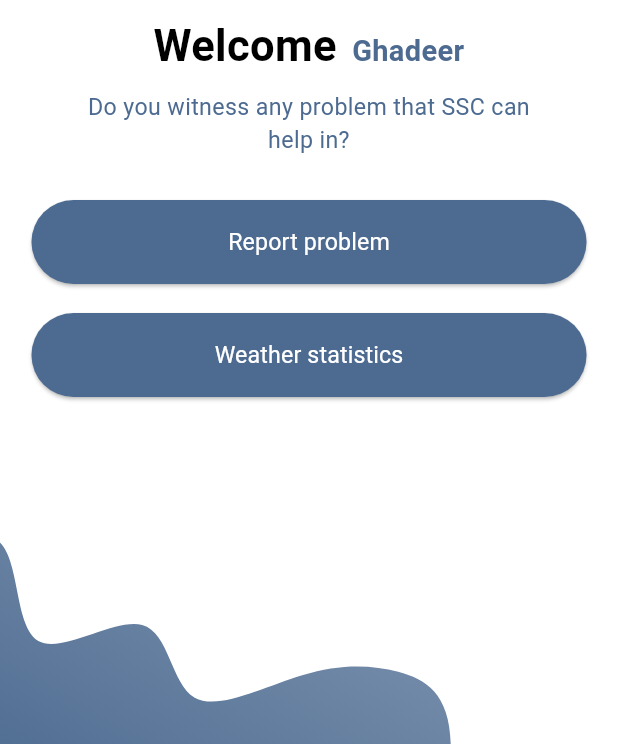
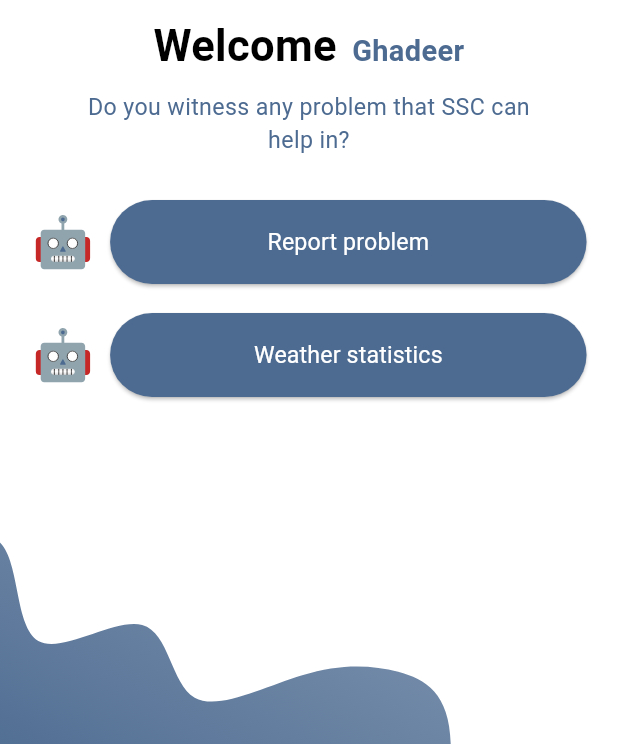
Before and after one commit to 0Ahmad0/smart_cleaner_app, a Flutter app: the HomeGuestScreen screen opened by its route, on a phone screen of 412 x 824 dp, the part 492-1236 px from its top. Run offline on Flutter 3.47's test engine with Material 3 defaults, Android fonts, the phone set to English and light mode, and no system bars; our stand-ins replace animate_do, file_picker, firebase_core, flutter_screenutil, flutter_spinkit, flutter_svg and 4 more; accounts and stored records are empty; network calls fail.

Commit message:
- finish guest screens

```diff
--- a/lib/app/screens/admin/home_admin_screen.dart
+++ b/lib/app/screens/admin/home_admin_screen.dart
@@ -100,6 +100,7 @@ class HomeAdminScreen extends StatelessWidget {
                   icon: Icons.location_on_outlined,
                   text: StringManager.trackText,
                   color: ColorManager.hintTextColor,
+                  route: Routes.trackTheRobotRoute,
                 ),
                 ContainerHomeWidget(
                   icon: Icons.more_horiz,
--- a/lib/app/screens/guest/home_guest_screen.dart
+++ b/lib/app/screens/guest/home_guest_screen.dart
@@ -1,5 +1,8 @@
+import 'package:flutter/cupertino.dart';
 import 'package:flutter/material.dart';
+import 'package:flutter/widgets.dart';
 import 'package:flutter_screenutil/flutter_screenutil.dart';
+import 'package:flutter_svg/flutter_svg.dart';
 import 'package:smart_cleaner_app/app/widgets/back_ground_app_widget.dart';
 import 'package:smart_cleaner_app/core/helpers/extensions.dart';
 import 'package:smart_cleaner_app/core/helpers/spacing.dart';
@@ -52,13 +55,40 @@ class HomeGuestScreen extends StatelessWidget {
                 ),
               ),
               verticalSpace(30.h),
-              AppButton(
-                  onPressed: () {}, text: StringManager.reportProblemText),
+              Row(
+                children: [
+                  SvgPicture.asset(
+                    AssetsManager.robotIcon,
+                    width: 40.w,
+                    height: 40.h,
+                  ),
+                  horizontalSpace(10.w),
+                  Flexible(
+                    child: AppButton(
+                        onPressed: () {
+                          context.pushNamed(Routes.reportProblemGuestRoute);
+                        }, text: StringManager.reportProblemText),
+                  ),
+                ],
+              ),
               verticalSpace(20.h),
-              AppButton(
-                  onPressed: () {
-                    context.pushNamed(Routes.weatherRoute);
-                  }, text: StringManager.weatherStatisticsText),
+              Row(
+                children: [
+                  SvgPicture.asset(
+                    AssetsManager.robotIcon,
+                    width: 40.w,
+                    height: 40.h,
+                  ),
+                  horizontalSpace(10.w),
+                  Flexible(
+                    child: AppButton(
+                        onPressed: () {
+                          context.pushNamed(Routes.weatherRoute);
+                        },
+                        text: StringManager.weatherStatisticsText),
+                  ),
+                ],
+              ),
             ],
           ),
         ),
--- a/lib/core/routing/app_router.dart
+++ b/lib/core/routing/app_router.dart
@@ -2,10 +2,12 @@ import 'package:flutter/material.dart';
 import 'package:provider/provider.dart';
 import 'package:smart_cleaner_app/app/screens/admin/activities_screen.dart';
 import 'package:smart_cleaner_app/app/screens/admin/home_admin_screen.dart';
+import 'package:smart_cleaner_app/app/screens/admin/track_the_robot_screen.dart';
 import 'package:smart_cleaner_app/app/screens/admin/workers_profiles_screen.dart';
 import 'package:smart_cleaner_app/app/screens/check_inbox_screen.dart';
 import 'package:smart_cleaner_app/app/screens/forgot_password_screen.dart';
 import 'package:smart_cleaner_app/app/screens/guest/home_guest_screen.dart';
+import 'package:smart_cleaner_app/app/screens/guest/report_problem_guest_screen.dart';
 import 'package:smart_cleaner_app/app/screens/login_screen.dart';
 import 'package:smart_cleaner_app/app/screens/select_role_screen.dart';
 import 'package:smart_cleaner_app/app/screens/signup_screen.dart';
@@ -43,10 +45,7 @@ class AppRouter {
         return MaterialPageRoute(
           builder: (_) => CheckInboxScreen(),
         );
-      case Routes.homeGuestRoute:
-        return MaterialPageRoute(
-          builder: (_) => HomeGuestScreen(),
-        );
+
       case Routes.weatherRoute:
         return MaterialPageRoute(builder: (BuildContext context) {
           return ChangeNotifierProvider(
@@ -69,7 +68,21 @@ class AppRouter {
         return MaterialPageRoute(builder: (BuildContext context) {
           return WorkerProfilesAdminScreen();
         });
+      case Routes.trackTheRobotRoute:
+        return MaterialPageRoute(builder: (BuildContext context) {
+          return TrackTheRobotScreen();
+        });
 
+      ///Guest
+
+      case Routes.homeGuestRoute:
+        return MaterialPageRoute(
+          builder: (_) => HomeGuestScreen(),
+        );
+      case Routes.reportProblemGuestRoute:
+        return MaterialPageRoute(builder: (BuildContext context) {
+          return ReportProblemGuestScreen();
+        });
       default:
         return MaterialPageRoute(
           builder: (_) => Scaffold(
--- a/lib/core/routing/routes.dart
+++ b/lib/core/routing/routes.dart
@@ -11,9 +11,11 @@ class Routes {
   static const String homeAdminRoute = '/homeAdminScreen';
   static const String activitiesRoute = '/activitiesScreen';
   static const String workerProfilesRoute = '/workerProfilesScreen';
+  static const String trackTheRobotRoute = '/trackTheRobotScreen';
   //Worker Routes
 
   //Guest Routes
 
   static const String homeGuestRoute = '/homeGuestScreen';
+  static const String reportProblemGuestRoute = '/reportProblemGuestScreen';
 }
--- a/lib/core/utils/color_manager.dart
+++ b/lib/core/utils/color_manager.dart
@@ -8,6 +8,7 @@ class ColorManager{
   static  const Color blackColor =  Color(0xFF000000);
 
   static  const Color tealColor =  Color(0xFF8FCDD7);
+  static  const Color enterButtonColor =  Color(0xFF1299B5);
 
   static const Color whiteColor =  Color(0xFFFFFFFF);
 
@@ -16,6 +17,10 @@ class ColorManager{
   static const Color errorColor =  Color(0xFFED1C24);
 
   static const Color successColor =  Color(0xFF62B587);
+  static const Color purpleColor =  Color(0xFFB139FF);
+  static const Color pinkColor =  Color(0xFFFF39E8);
+  static const Color deepBlueColor =  Color(0xFF009494);
+  static const Color orangeColor =  Color(0xFFFF9512);
 
 
   static Color unselectedItemColor =  Colors.grey.shade300;
--- a/lib/core/utils/string_manager.dart
+++ b/lib/core/utils/string_manager.dart
@@ -13,6 +13,7 @@ class StringManager {
   static const String allText = 'All';
   static const String seenText = 'Seen';
   static const String unSeenText = 'Un seen';
+  static const String enterText = 'Enter';
 
 
 
@@ -58,6 +59,17 @@ class StringManager {
   static const String questionHomeGuestText = 'Do you witness any problem that SSC can help in?';
   static const String reportProblemText = 'Report problem';
   static const String weatherStatisticsText = 'Weather statistics';
+
+  ///Reporting Problems Guest Screen
+  static const String reportingProblemsText = 'Reporting problems';
+  static const String describeProblemText = 'Please describe the problem.'
+      '\nYou can provide photo and location for the problem.';
+  static const String locationText = 'Location';
+  static const String documentText = 'Document';
+  static const String cameraText = 'Camera';
+  static const String galleryText = 'Gallery';
+  static const String audioText = 'Audio';
+
   /// Profile Screen
   static const String accountText = 'Account';
   static const String profileText = 'Profile';
@@ -97,6 +109,11 @@ class StringManager {
   static const String searchText = 'Search here..';
 
   ///Activities Screen
+
+  ///Track The Robot Screen
+  static const String trackTheRobotText = 'Track the Robot';
+  static const String enterRobotNameHintText = 'Enter robot name ex:SSC 001';
+
 
 
 
--- a/lib/smart_cleaner_app.dart
+++ b/lib/smart_cleaner_app.dart
@@ -2,6 +2,7 @@ import 'package:flutter/material.dart';
 import 'package:flutter_screenutil/flutter_screenutil.dart';
 import 'package:google_fonts/google_fonts.dart';
 import 'package:smart_cleaner_app/app/screens/admin/home_admin_screen.dart';
+import 'package:smart_cleaner_app/app/screens/guest/home_guest_screen.dart';
 import 'package:smart_cleaner_app/core/helpers/extensions.dart';
 
 import 'core/routing/app_router.dart';
@@ -66,8 +67,8 @@ class SmartCleanerApp extends StatelessWidget {
                 ConstValueManager.heightButtonSize,
               ))),
             ),
-            // home: HomeAdminScreen(),
-            initialRoute: Routes.homeAdminRoute,
+            home: HomeGuestScreen(),
+            // initialRoute: Routes.homeAdminRoute,
             onGenerateRoute: appRouter.generateRoute,
             // routes: {
             // },
--- a/pubspec.yaml
+++ b/pubspec.yaml
@@ -25,6 +25,7 @@ dependencies:
   geolocator:
   provider:
   flutter_spinkit:
+  google_maps_flutter: ^2.6.1
 
 dev_dependencies:
   flutter_test:
```
Also changed, not shown: lib/app/screens/admin/track_the_robot_screen.dart (added, +119 -0 lines), lib/app/screens/guest/report_problem_guest_screen.dart (added, +283 -0 lines), lib/app/screens/guest/widgets/describe_problem_widget.dart (added, +47 -0 lines), lib/app/screens/weather/ui/widgets/main_screen/weather_screen.dart (+6 -2 lines), pubspec.lock, 1 other file.
